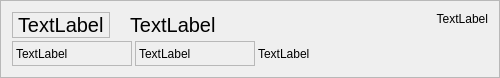
First picture: the form in strips/kontierungstrip.ui, repository qohelet/QtZeiterfassung, before the edit.
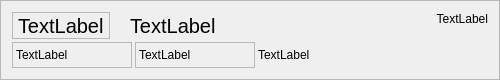
Second picture: the form after the edit.

Commit message: Replaced background colors with gradients

```diff
--- a/strips/kontierungstrip.ui
+++ b/strips/kontierungstrip.ui
@@ -7,7 +7,7 @@
     <x>0</x>
     <y>0</y>
     <width>500</width>
-    <height>78</height>
+    <height>80</height>
    </rect>
   </property>
   <property name="windowTitle">
```
The commit also changes 2 other files.
